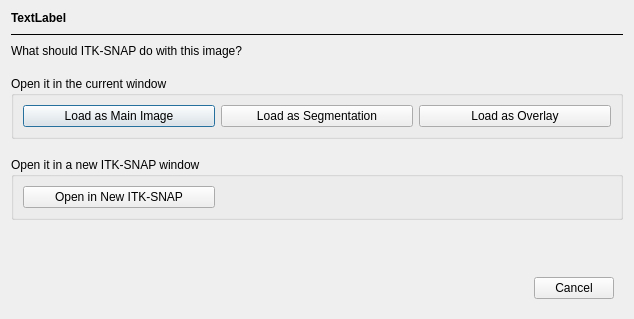
Before: the Qt Designer form GUI/Qt/Windows/DropActionDialog.ui in pyushkevich/itksnap, drawn with Qt 5.
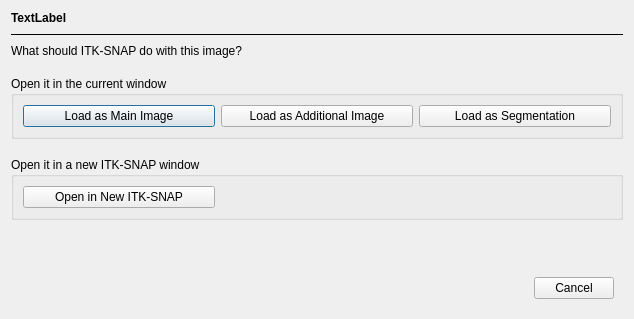
After: the same form once the commit is applied.

Commit message: Fixed thumbnail related crash and cleaned up add image / overlay GUI

```diff
--- a/GUI/Qt/Windows/DropActionDialog.ui
+++ b/GUI/Qt/Windows/DropActionDialog.ui
@@ -91,6 +91,28 @@
         </property>
        </widget>
       </item>
+      <item>
+       <widget class="QPushButton" name="btnLoadOverlay">
+        <property name="minimumSize">
+         <size>
+          <width>192</width>
+          <height>0</height>
+         </size>
+        </property>
+        <property name="maximumSize">
+         <size>
+          <width>192</width>
+          <height>16777215</height>
+         </size>
+        </property>
+        <property name="toolTip">
+         <string>This will load the dropped image alongside the images currently open in this ITK-SNAP window </string>
+        </property>
+        <property name="text">
+         <string>Load as Additional Image</string>
+        </property>
+       </widget>
+      </item>
       <item>
        <widget class="QPushButton" name="btnLoadSegmentation">
         <property name="minimumSize">
@@ -110,25 +132,6 @@
         </property>
        </widget>
       </item>
-      <item>
-       <widget class="QPushButton" name="btnLoadOverlay">
-        <property name="minimumSize">
-         <size>
-          <width>192</width>
-          <height>0</height>
-         </size>
-        </property>
-        <property name="maximumSize">
-         <size>
-          <width>192</width>
-          <height>16777215</height>
-         </size>
-        </property>
-        <property name="text">
-         <string>Load as Overlay</string>
-        </property>
-       </widget>
-      </item>
      </layout>
     </widget>
    </item>
```
Left out of the diff: 9 changed lines with no effect on the pictures. The commit also changes 14 other files.
